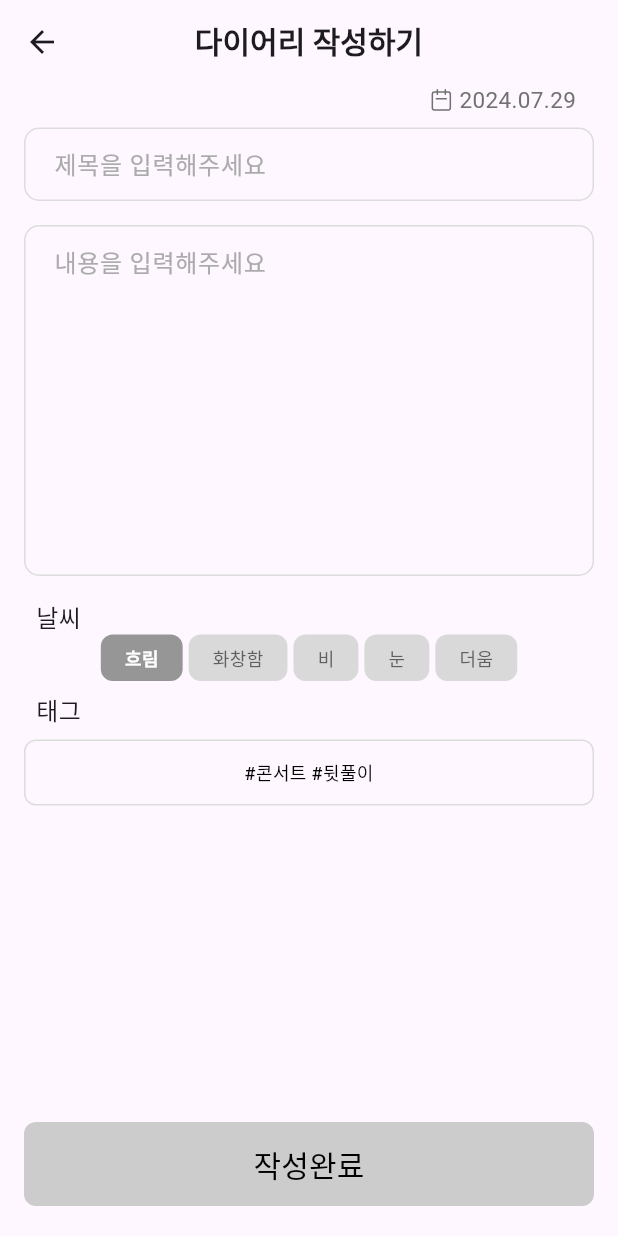
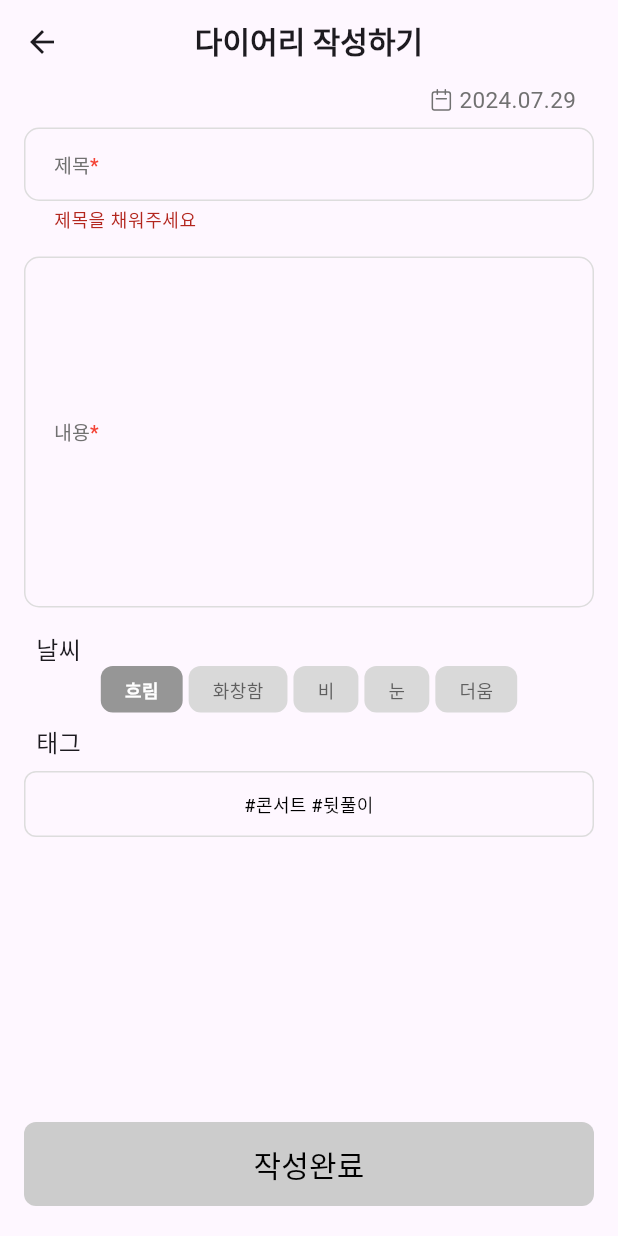
Before and after one commit to yonggipo/diary_toy_project, a Flutter app: the DiaryDetails screen opened directly, on a phone screen of 412 x 824 dp. Run offline on Flutter 3.47's test engine with Material 3 defaults, Android fonts, the phone set to English and light mode, and no system bars; our stand-ins replace dio, flutter_svg, gap, get; network calls fail.

Commit message:
feat: add textField label & validation from

```diff
--- a/lib/application/common/app_text.dart
+++ b/lib/application/common/app_text.dart
@@ -7,9 +7,11 @@ final class AppText {
   /// Tag: Button
   static const String saveDiary = '작성완료';
 
-  /// Tag: Hint
+  static const String title = '제목';
   static const String titleHint = '제목을 입력해주세요';
+  static const String content = '내용';
   static const String contentHint = '내용을 입력해주세요';
+
   static const String tagHint = '# , \\" \\" 을 사용하여 구분해주세요';
 
   /// Tag: Example
--- a/lib/controller/diary_details_controller.dart
+++ b/lib/controller/diary_details_controller.dart
@@ -60,6 +60,13 @@ final class DiaryDetailsController extends GetxController {
   updateWeather(Weather weather) => diary.weather = weather.toCustomString();
 
   updateTags(List<String> tags) => diary.tags = tags;
+
+  String? validateText({String? value, String? message}) {
+    final trimmed = value?.trim();
+    final isValid = (trimmed != null && trimmed.isNotEmpty);
+    print('input text value: $value, is valid: $isValid');
+    return isValid ? null : message;
+  }
 
   Future<Diary> detail({required String entryIdentifier}) async {
     try {
--- a/lib/view/diary_details/diary_details.dart
+++ b/lib/view/diary_details/diary_details.dart
@@ -1,6 +1,7 @@
 import 'package:flutter/material.dart';
 import 'package:gap/gap.dart';
 import 'package:get/get.dart';
+import 'package:get/get_connect/http/src/utils/utils.dart';
 
 import '../../application/common/app_color.dart';
 import '../../application/common/app_text.dart';
@@ -47,22 +48,26 @@ final class DiaryDetails extends GetView<DiaryDetailsController> {
               ),
               const Gap(8.0),
               SparkleTextField(
-                text: controller.diary.title,
+                initialValue: controller.diary.title,
+                labelText: AppText.title,
                 placeholder: AppText.titleHint,
-                placeholderColor: AppColor.placeholder,
-                borderColor: AppColor.border,
                 onTextChanged: controller.updateTitle,
+                autovalidateMode: AutovalidateMode.always,
+                validator: (String? value) {
+                  return controller.validateText(
+                    value: value,
+                    message: '제목을 채워주세요',
+                  );
+                },
               ),
               const Gap(16),
               SparkleTextField(
-                text: controller.diary.content,
+                initialValue: controller.diary.content,
+                labelText: AppText.content,
                 placeholder: AppText.contentHint,
-                placeholderColor: AppColor.placeholder,
-                borderColor: AppColor.border,
                 minLines: 10,
                 maxLines: 10,
                 onTextChanged: controller.updateContent,
-                // maxLength: 260,
               ),
               const Gap(16),
               const Padding(
@@ -85,8 +90,6 @@ final class DiaryDetails extends GetView<DiaryDetailsController> {
               const Gap(8.0),
               SparkleTextField(
                 placeholder: AppText.tagHint,
-                placeholderColor: AppColor.placeholder,
-                borderColor: AppColor.border,
                 autoTag: true,
                 tags: (controller.kind == DetailsPageKind.add)
                     ? [AppText.tagExample]
--- a/lib/view/shared/sparkle_text_field.dart
+++ b/lib/view/shared/sparkle_text_field.dart
@@ -1,37 +1,40 @@
+import 'package:diary_toy_project/application/common/app_color.dart';
 import 'package:flutter/material.dart';
-import 'package:flutter/rendering.dart';
 
 typedef OnTextChanged = void Function(String text);
 typedef OnTagsChanged = void Function(List<String> tags);
 
 final class SparkleTextField extends StatefulWidget {
-  const SparkleTextField(
-      {super.key,
-      this.text = "",
+  const SparkleTextField({
+    super.key,
+    this.initialValue = "",
     this.onTextChanged,
+    this.labelText,
     this.placeholder,
     this.tags,
     this.onTagsChanged,
     this.autofocus = false,
     this.autoTag = false,
-      this.placeholderColor = Colors.grey,
-      this.borderColor = Colors.grey,
     this.maxLines = 1,
     this.minLines,
-      this.maxLength});
+    this.maxLength,
+    this.autovalidateMode = AutovalidateMode.disabled,
+    this.validator,
+  });
 
-  final String text;
+  final String initialValue;
+  final String? labelText;
   final OnTextChanged? onTextChanged;
   final List<String>? tags;
   final bool autoTag;
   final OnTagsChanged? onTagsChanged;
   final String? placeholder;
   final bool autofocus;
-  final Color placeholderColor;
-  final Color borderColor;
   final int? maxLines;
   final int? minLines;
   final int? maxLength;
+  final AutovalidateMode autovalidateMode;
+  final FormFieldValidator<String>? validator;
 
   @override
   State<SparkleTextField> createState() => _SparkleTextFieldState();
@@ -43,7 +46,7 @@ final class _SparkleTextFieldState extends State<SparkleTextField> {
   bool _isEditing = false;
   late String _cached = widget.autoTag
       ? convertToTags(widget.tags?.join() ?? "").join(' ')
-      : widget.text;
+      : widget.initialValue;
   final _textEditingController = TextEditingController();
   final _focusNode = FocusNode();
 
@@ -52,8 +55,8 @@ final class _SparkleTextFieldState extends State<SparkleTextField> {
   @override
   void initState() {
     super.initState();
-    if (widget.text.isNotEmpty) {
-      _textEditingController.text = widget.text;
+    if (widget.initialValue.isNotEmpty) {
+      _textEditingController.text = widget.initialValue;
     }
     _textEditingController.addListener(_onTextChanged);
     _focusNode.addListener(_onFocusChange);
@@ -117,10 +120,9 @@ final class _SparkleTextFieldState extends State<SparkleTextField> {
   @override
   Widget build(BuildContext context) {
     final bolder = OutlineInputBorder(
-        borderSide: BorderSide(
-          color: widget.borderColor,
-        ),
-        borderRadius: BorderRadius.circular(10));
+      borderSide: const BorderSide(color: AppColor.border),
+      borderRadius: BorderRadius.circular(10),
+    );
 
     return GestureDetector(
       onTap: () {
@@ -134,7 +136,7 @@ final class _SparkleTextFieldState extends State<SparkleTextField> {
               decoration: BoxDecoration(
                 borderRadius: BorderRadius.circular(8.0),
                 border: Border.all(
-                  color: const Color(0xFFDDDDDD),
+                  color: AppColor.border,
                   width: 1.0,
                 ),
               ),
@@ -147,14 +149,16 @@ final class _SparkleTextFieldState extends State<SparkleTextField> {
                 ),
               ),
             )
-          : TextField(
+          : TextFormField(
+              autovalidateMode: widget.autovalidateMode,
+              validator: widget.validator,
               maxLines: widget.maxLines,
               minLines: widget.minLines,
               maxLength: widget.maxLength,
               controller: _textEditingController,
               focusNode: _focusNode,
               autofocus: widget.autofocus,
-              onSubmitted: (value) {
+              onFieldSubmitted: (value) {
                 setState(() {
                   _isEditing = false;
                 });
@@ -165,17 +169,40 @@ final class _SparkleTextFieldState extends State<SparkleTextField> {
               ),
               textAlign: TextAlign.start,
               decoration: InputDecoration(
-                contentPadding:
-                    const EdgeInsets.symmetric(vertical: 12, horizontal: 16),
+                contentPadding: const EdgeInsets.symmetric(
+                  vertical: 12,
+                  horizontal: 16,
+                ),
                 border: bolder,
                 focusedBorder: bolder,
                 enabledBorder: bolder,
                 errorBorder: bolder,
                 disabledBorder: bolder,
-                // labelText: _cachedText,
+                label: RichText(
+                  text: TextSpan(
+                    children: [
+                      TextSpan(
+                        text: widget.labelText,
+                        style: const TextStyle(
+                          color: AppColor.label,
+                          fontSize: 13,
+                          fontWeight: FontWeight.w500,
+                        ),
+                      ),
+                      const TextSpan(
+                        text: '*',
+                        style: TextStyle(
+                          color: Colors.red,
+                          fontSize: 13,
+                          fontWeight: FontWeight.w500,
+                        ),
+                      ),
+                    ],
+                  ),
+                ),
                 hintText: widget.placeholder,
-                hintStyle: TextStyle(
-                  color: widget.placeholderColor,
+                hintStyle: const TextStyle(
+                  color: AppColor.placeholder,
                   fontSize: 16,
                   fontWeight: FontWeight.w400,
                 ),
```
Lines whose indentation alone changed are shown as unchanged.
